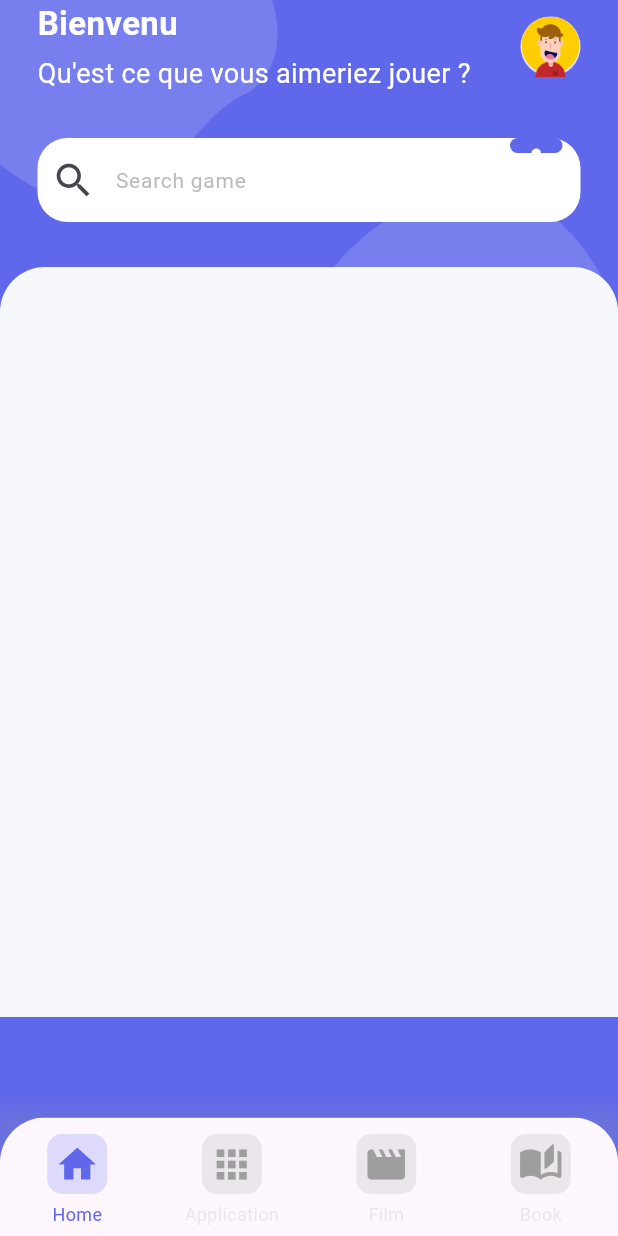
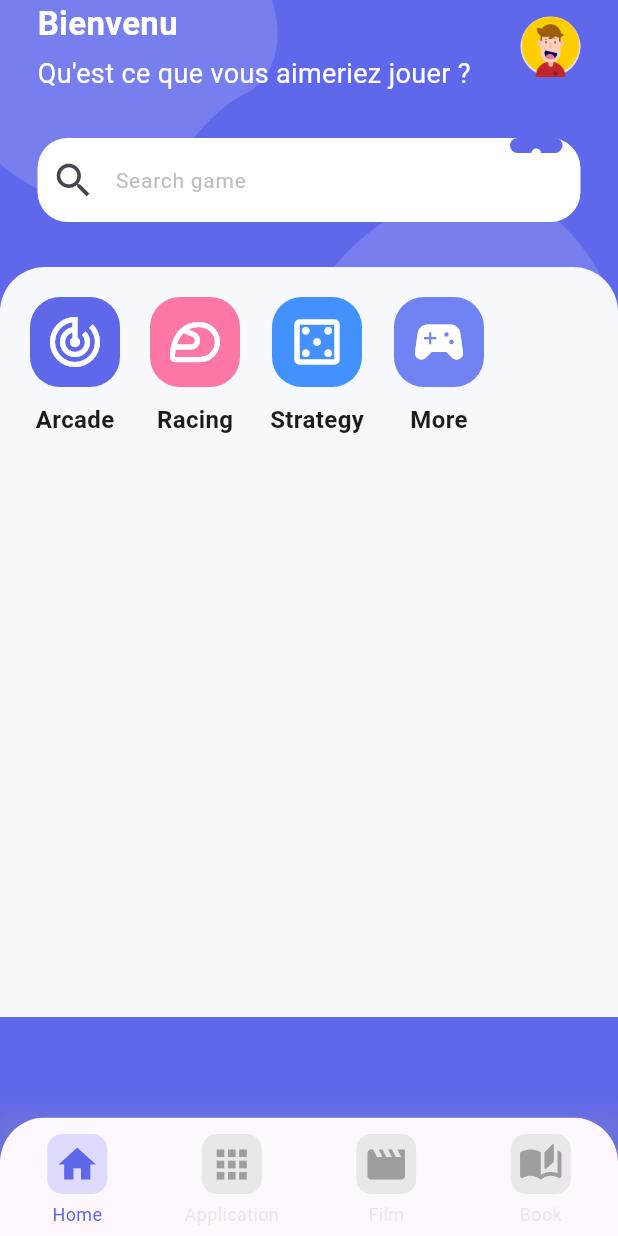
Before and after one commit to Gespere-bonaz/Game-Store, a Flutter app: the screen it shows after launch, on a phone screen of 412 x 824 dp. Run offline on Flutter 3.47's test engine with Material 3 defaults, Android fonts, the phone set to English and light mode, and no system bars.

Commit message:
Gestion des categories

```diff
--- a/lib/pages/home/widgets/category.dart
+++ b/lib/pages/home/widgets/category.dart
@@ -3,25 +3,25 @@ import 'package:flutter/material.dart';
 class CategorySection extends StatelessWidget {
   CategorySection({super.key});
 
-  final categories = [
+  final List<Map<String, dynamic>> categories = [
     {
       'icon': Icons.track_changes_outlined,
-      'color': Color(0xFF5F67EA),
+      'color': const Color(0xFF5F67EA),
       'title': 'Arcade',
     },
     {
       'icon': Icons.sports_motorsports_outlined,
-      'color': Color(0xFFFC77A6),
+      'color': const Color(0xFFFC77A6),
       'title': 'Racing',
     },
     {
       'icon': Icons.casino_outlined,
-      'color': Color(0xFF4391FF),
+      'color': const Color(0xFF4391FF),
       'title': 'Strategy',
     },
     {
       'icon': Icons.sports_esports,
-      'color': Color(0xFF7182f2),
+      'color': const Color(0xFF7182F2),
       'title': 'More',
     },
   ];
@@ -37,6 +37,43 @@ class CategorySection extends StatelessWidget {
           topRight: Radius.circular(30),
         ),
       ),
+      child: Column(
+        children: [
+          Container(
+            height: 140,
+            padding: const EdgeInsets.symmetric(horizontal: 20),
+            child: ListView.separated(
+              scrollDirection: Axis.horizontal,
+              itemCount: categories.length,
+              itemBuilder: (context, index) => Column(
+                children: [
+                  const SizedBox(height: 20),
+                  Container(
+                    padding: const EdgeInsets.all(10),
+                    decoration: BoxDecoration(
+                      borderRadius: BorderRadius.circular(20),
+                      color: categories[index]['color'] as Color,
+                    ),
+                    child: Icon(
+                      categories[index]['icon'] as IconData,
+                      color: Colors.white,
+                      size: 40,
+                    ),
+                  ),
+                  const SizedBox(height: 10),
+                  Text(
+                    categories[index]['title'] as String,
+                    style: const TextStyle(
+                        fontSize: 16, fontWeight: FontWeight.bold),
+                  ),
+                ],
+              ),
+              separatorBuilder: (context, index) => const SizedBox(width: 20),
+            ),
+          ),
+          const SizedBox(height: 10),
+        ],
+      ),
     );
   }
 }
```
Also changed, not shown: 1 other file.
